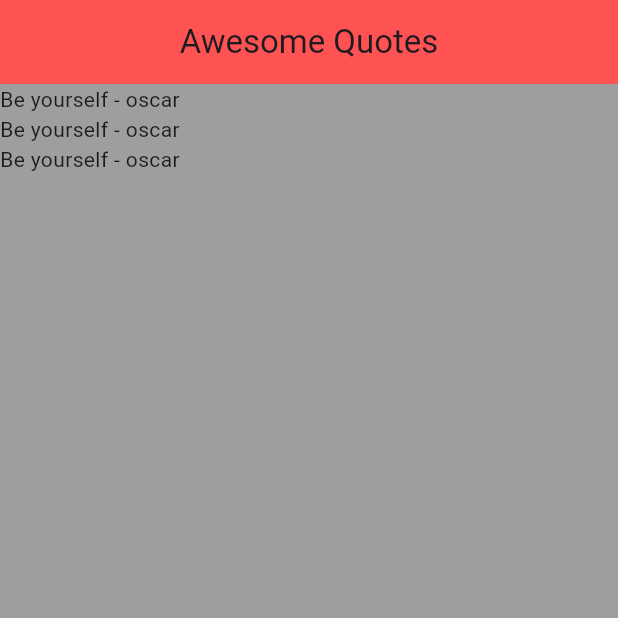
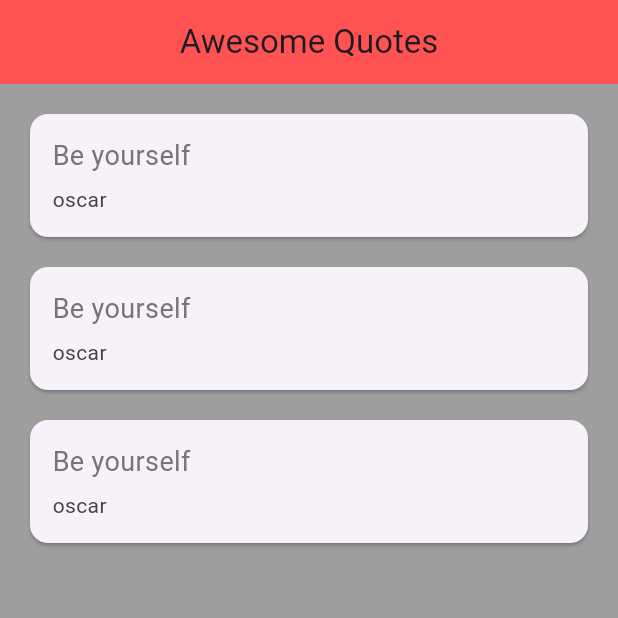
Before and after one commit to abhinav69217/flutter, a Flutter app: the screen it shows after launch, on a phone screen of 412 x 824 dp, the top half of it. Run offline on Flutter 3.47's test engine with Material 3 defaults, Android fonts, the phone set to English and light mode, and no system bars.

Commit message:
card, template

```diff
--- a/lib/main.dart
+++ b/lib/main.dart
@@ -1,5 +1,6 @@
 import 'package:flutter/material.dart';
 import 'quote.dart';
+import 'quote_card.dart';
 
 void main() => runApp(const MaterialApp(
       home: QuoteList(),
@@ -30,9 +31,7 @@ class _QuoteListState extends State<QuoteList> {
         backgroundColor: Colors.redAccent,
       ),
       body: Column(
-        children: quotes
-            .map((quote) => Text('${quote.text} - ${quote.author}'))
-            .toList(),
+        children: quotes.map((q) => QuoteCard(q: q)).toList(),
       ),
     );
   }
--- /dev/null
+++ b/lib/quote_card.dart
@@ -0,0 +1,32 @@
+import 'package:flutter/material.dart';
+import 'quote.dart';
+
+class QuoteCard extends StatelessWidget {
+  final Quote q;
+  const QuoteCard({required this.q});
+  @override
+  Widget build(BuildContext context) {
+    return Card(
+      margin: const EdgeInsets.fromLTRB(20.0, 20.0, 20.0, 0),
+      child: Padding(
+        padding: const EdgeInsets.all(15.0),
+        child: Column(
+          crossAxisAlignment: CrossAxisAlignment.stretch,
+          children: [
+            Text(
+              q.text,
+              style: TextStyle(fontSize: 18.0, color: Colors.grey[600]),
+            ),
+            const SizedBox(
+              height: 6.0,
+            ),
+            Text(
+              q.author,
+              style: TextStyle(fontSize: 14.0, color: Colors.grey[800]),
+            ),
+          ],
+        ),
+      ),
+    );
+  }
+}
```
